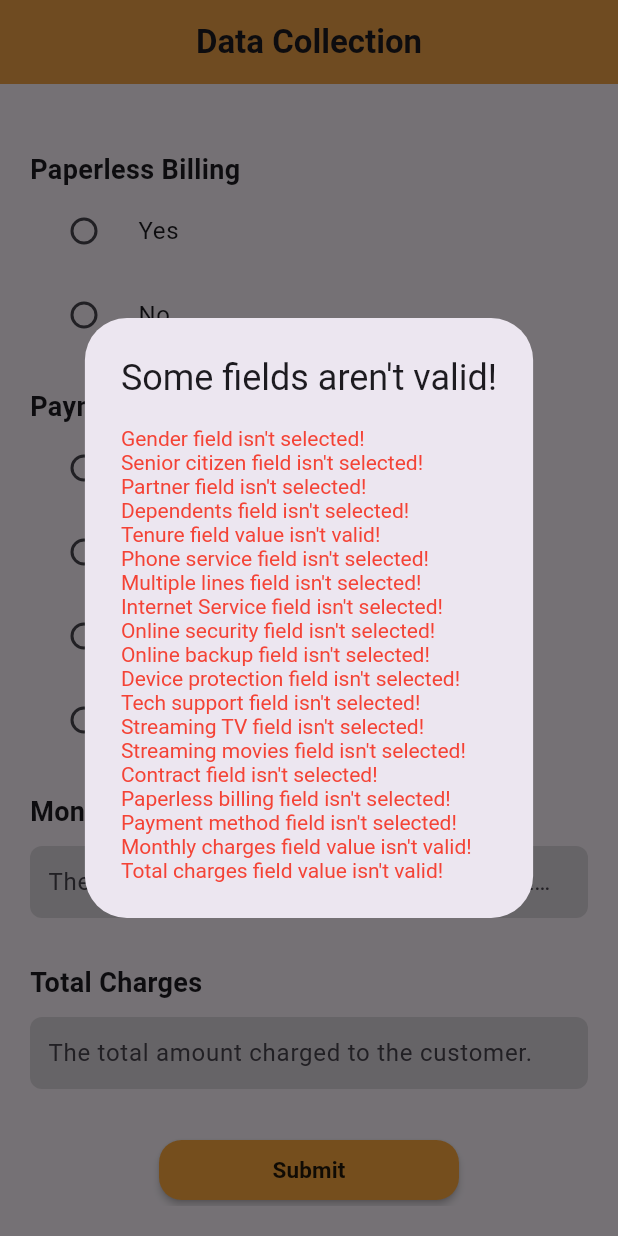
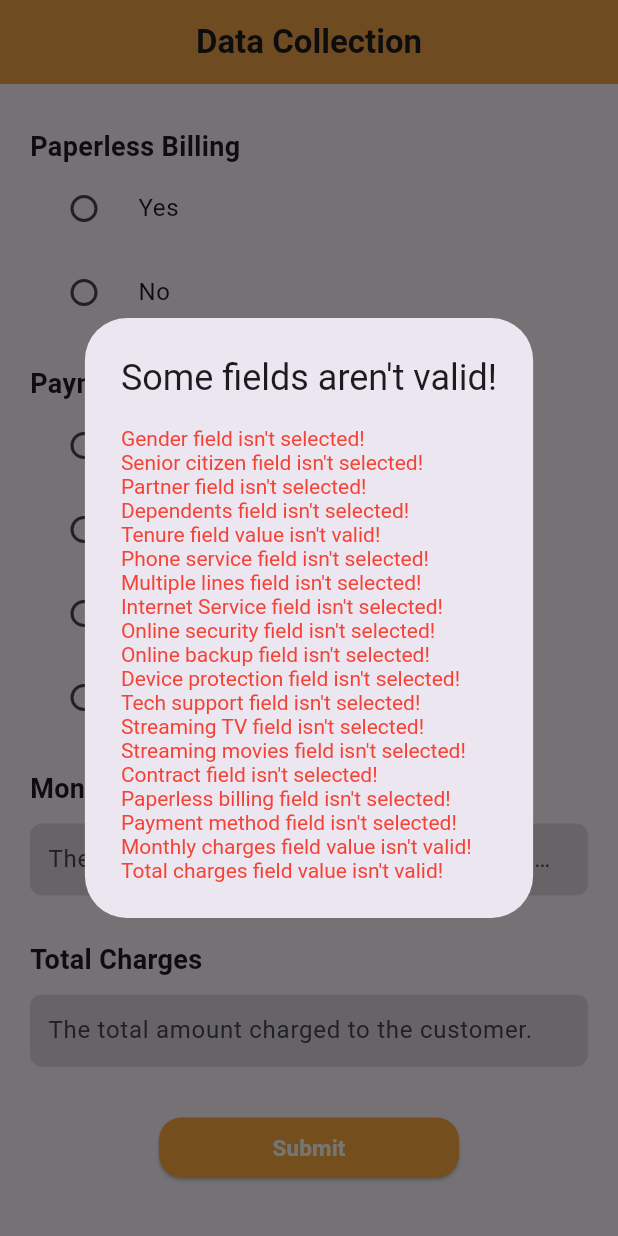
Before and after one commit to AmmarrYasserr/ML_Project, a Flutter app: the screen it shows after launch, scrolled down 2880 dp, after a tap on "Submit", on a phone screen of 412 x 824 dp. Run offline on Flutter 3.47's test engine with Material 3 defaults, Android fonts, the phone set to English and light mode, and no system bars.

Commit message:
Edit submit button

```diff
--- a/lib/Project.dart
+++ b/lib/Project.dart
@@ -1,4 +1,5 @@
 import 'package:flutter/material.dart';
+
 class MLprojectv2 extends StatefulWidget {
   const MLprojectv2({super.key});
   @override
@@ -149,8 +150,7 @@ class _MLprojectv2State extends State<MLprojectv2> {
               height: 20,
             ),
             const Text("Tenure",
-                style: TextStyle(
-                    fontSize: 18, fontWeight: FontWeight.bold)),
+                style: TextStyle(fontSize: 18, fontWeight: FontWeight.bold)),
             const SizedBox(
               height: 10,
             ),
@@ -161,10 +161,9 @@ class _MLprojectv2State extends State<MLprojectv2> {
               decoration: const InputDecoration(
                 filled: true,
                 fillColor: Colors.black12,
-                contentPadding: EdgeInsets.only(
-                    left: 8, bottom: 0, top: 0, right: 15),
-                hintText:
-                    "Number of months at the company.",
+                contentPadding:
+                    EdgeInsets.only(left: 8, bottom: 0, top: 0, right: 15),
+                hintText: "Number of months at the company.",
                 border: OutlineInputBorder(
                   borderSide: BorderSide(
                     width: 0,
@@ -622,8 +621,7 @@ class _MLprojectv2State extends State<MLprojectv2> {
               height: 20,
             ),
             const Text("Monthly Charges",
-                style: TextStyle(
-                    fontSize: 18, fontWeight: FontWeight.bold)),
+                style: TextStyle(fontSize: 18, fontWeight: FontWeight.bold)),
             const SizedBox(
               height: 10,
             ),
@@ -634,8 +632,8 @@ class _MLprojectv2State extends State<MLprojectv2> {
               decoration: const InputDecoration(
                 filled: true,
                 fillColor: Colors.black12,
-                contentPadding: EdgeInsets.only(
-                    left: 8, bottom: 0, top: 0, right: 15),
+                contentPadding:
+                    EdgeInsets.only(left: 8, bottom: 0, top: 0, right: 15),
                 hintText: "The amount charged to the customer monthly.",
                 border: OutlineInputBorder(
                   borderSide: BorderSide(
@@ -652,8 +650,7 @@ class _MLprojectv2State extends State<MLprojectv2> {
               height: 30,
             ),
             const Text("Total Charges",
-                style: TextStyle(
-                    fontSize: 18, fontWeight: FontWeight.bold)),
+                style: TextStyle(fontSize: 18, fontWeight: FontWeight.bold)),
             const SizedBox(
               height: 10,
             ),
@@ -664,8 +661,8 @@ class _MLprojectv2State extends State<MLprojectv2> {
                 decoration: const InputDecoration(
                     filled: true,
                     fillColor: Colors.black12,
-                contentPadding: EdgeInsets.only(
-                    left: 8, bottom: 0, top: 0, right: 15),
+                    contentPadding:
+                        EdgeInsets.only(left: 8, bottom: 0, top: 0, right: 15),
                     hintText: "The total amount charged to the customer.",
                     border: OutlineInputBorder(
                       borderSide: BorderSide(
@@ -675,79 +672,102 @@ class _MLprojectv2State extends State<MLprojectv2> {
                       borderRadius: BorderRadius.all(
                         Radius.circular(8.0),
                       ),
-                )
-              )
-            ),
+                    ))),
             const SizedBox(
               height: 30,
             ),
-            Center(
-              child: MaterialButton(
-                minWidth: 200,
-                height: 40,
+            Row(
+              mainAxisAlignment: MainAxisAlignment.center,
+              children: [
+                SizedBox(
+                  width: 200,
+                  child: ElevatedButton(
+                    style: ElevatedButton.styleFrom(
+                      backgroundColor: Colors.orangeAccent,
                       shape: RoundedRectangleBorder(
-                    borderRadius: BorderRadius.circular(15)),
-                color: Colors.orangeAccent,
+                        borderRadius: BorderRadius.circular(15),
+                      ),
+                    ),
                     onPressed: () {
                       final List<String> checkResults = checkFields();
-                  if(checkResults.isNotEmpty)
+                      if (checkResults.isNotEmpty) {
                         showDialog(
                             context: context,
-                      builder: (final BuildContext context)
-                      =>AlertDialog(
-                        title: Text("Some fields aren't valid!"),
-                        content: Text(
-                          checkResults.join('\n')
-                        ),
-                        contentTextStyle: TextStyle(color: Colors.red),
-                      )
-                    );
-                  else
+                            builder: (final BuildContext context) =>
+                                AlertDialog(
+                                  title:
+                                      const Text("Some fields aren't valid!"),
+                                  content: Text(checkResults.join('\n')),
+                                  contentTextStyle:
+                                      const TextStyle(color: Colors.red),
+                                ));
+                      } else {
                         showDialog(
                           context: context,
-                      builder: (final BuildContext context)
-                      =>AlertDialog(
+                          builder: (final BuildContext context) =>
+                              const AlertDialog(
                             title: Text("Result"),
-                        content: Text(
-                          "4125253"
+                            content: Text("4125253"),
+                            contentTextStyle: TextStyle(color: Colors.green),
                           ),
-                        contentTextStyle: TextStyle(color: Colors.green),
-                      )
                         );
+                      }
                     },
                     child: const Text(
                       "Submit",
-                  style:
-                      TextStyle(fontSize: 15, fontWeight: FontWeight.bold),
+                      style: TextStyle(
+                        color: Colors.white,
+                        fontSize: 15,
+                        fontWeight: FontWeight.bold,
                       ),
                     ),
+                  ),
+                ),
+              ],
+            ),
+            const SizedBox(
+              height: 15,
             ),
           ],
         ),
       ),
     );
   }
-  List<String> checkFields(){
+
+  List<String> checkFields() {
     List<String> messages = <String>[];
-    if(gender==null) messages.add("Gender field isn't selected!");
-    if(seniorCitizen==null) messages.add("Senior citizen field isn't selected!");
-    if(partner==null) messages.add("Partner field isn't selected!");
-    if(dependents==null) messages.add("Dependents field isn't selected!");
-    if(!RegExp(r"^\d+$").hasMatch(tenure.text)) messages.add("Tenure field value isn't valid!");
-    if(phoneService==null) messages.add("Phone service field isn't selected!");
-    if(multipleLines==null) messages.add("Multiple lines field isn't selected!");
-    if(internetService==null) messages.add("Internet Service field isn't selected!");
-    if(onlineSecurity==null) messages.add("Online security field isn't selected!");
-    if(onlineBackup==null) messages.add("Online backup field isn't selected!");
-    if(deviceProtection==null) messages.add("Device protection field isn't selected!");
-    if(techSupport==null) messages.add("Tech support field isn't selected!");
-    if(streamingTV==null) messages.add("Streaming TV field isn't selected!");
-    if(streamingMovies==null) messages.add("Streaming movies field isn't selected!");
-    if(contract==null) messages.add("Contract field isn't selected!");
-    if(paperlessBilling==null) messages.add("Paperless billing field isn't selected!");
-    if(paymentMethod==null) messages.add("Payment method field isn't selected!");
-    if(!RegExp(r"^\d+.?\d*$").hasMatch(monthlyCharges.text)) messages.add("Monthly charges field value isn't valid!");
-    if(!RegExp(r"^\d+.?\d*$").hasMatch(totalCharges.text)) messages.add("Total charges field value isn't valid!");
+    if (gender == null) messages.add("Gender field isn't selected!");
+    if (seniorCitizen == null)
+      messages.add("Senior citizen field isn't selected!");
+    if (partner == null) messages.add("Partner field isn't selected!");
+    if (dependents == null) messages.add("Dependents field isn't selected!");
+    if (!RegExp(r"^\d+$").hasMatch(tenure.text))
+      messages.add("Tenure field value isn't valid!");
+    if (phoneService == null)
+      messages.add("Phone service field isn't selected!");
+    if (multipleLines == null)
+      messages.add("Multiple lines field isn't selected!");
+    if (internetService == null)
+      messages.add("Internet Service field isn't selected!");
+    if (onlineSecurity == null)
+      messages.add("Online security field isn't selected!");
+    if (onlineBackup == null)
+      messages.add("Online backup field isn't selected!");
+    if (deviceProtection == null)
+      messages.add("Device protection field isn't selected!");
+    if (techSupport == null) messages.add("Tech support field isn't selected!");
+    if (streamingTV == null) messages.add("Streaming TV field isn't selected!");
+    if (streamingMovies == null)
+      messages.add("Streaming movies field isn't selected!");
+    if (contract == null) messages.add("Contract field isn't selected!");
+    if (paperlessBilling == null)
+      messages.add("Paperless billing field isn't selected!");
+    if (paymentMethod == null)
+      messages.add("Payment method field isn't selected!");
+    if (!RegExp(r"^\d+.?\d*$").hasMatch(monthlyCharges.text))
+      messages.add("Monthly charges field value isn't valid!");
+    if (!RegExp(r"^\d+.?\d*$").hasMatch(totalCharges.text))
+      messages.add("Total charges field value isn't valid!");
     return messages;
   }
 }
```
Also changed, not shown: pubspec.lock. Lines whose indentation alone changed are shown as unchanged.
